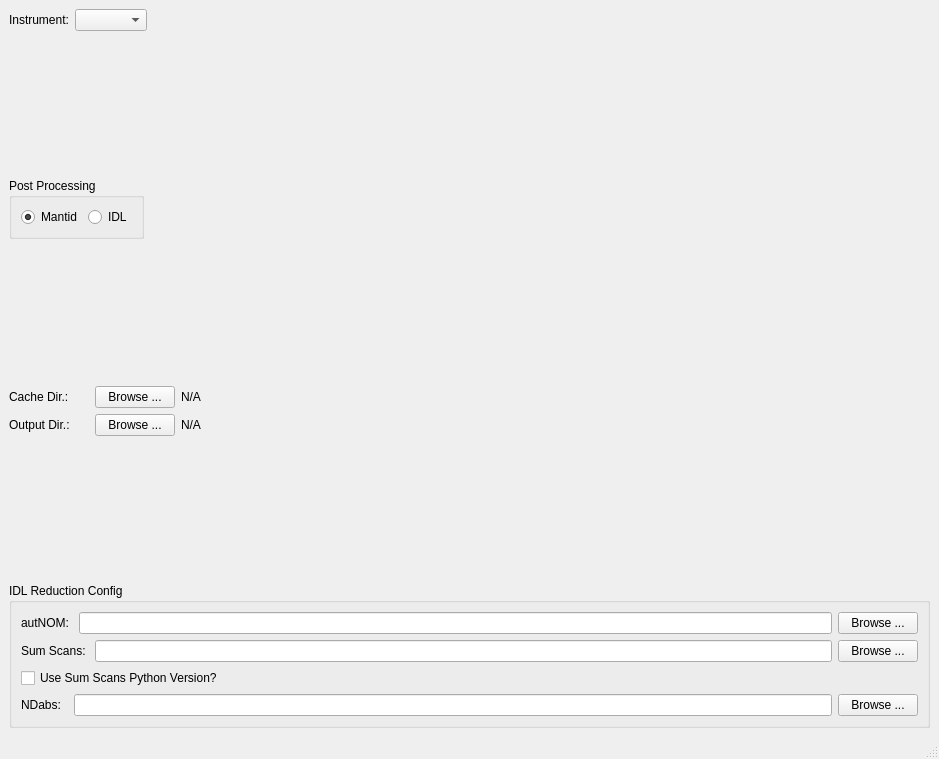
This is addie/ui/advanced_window.ui in neutrons/addie as Qt 5 draws it before an edit. The edited form follows.
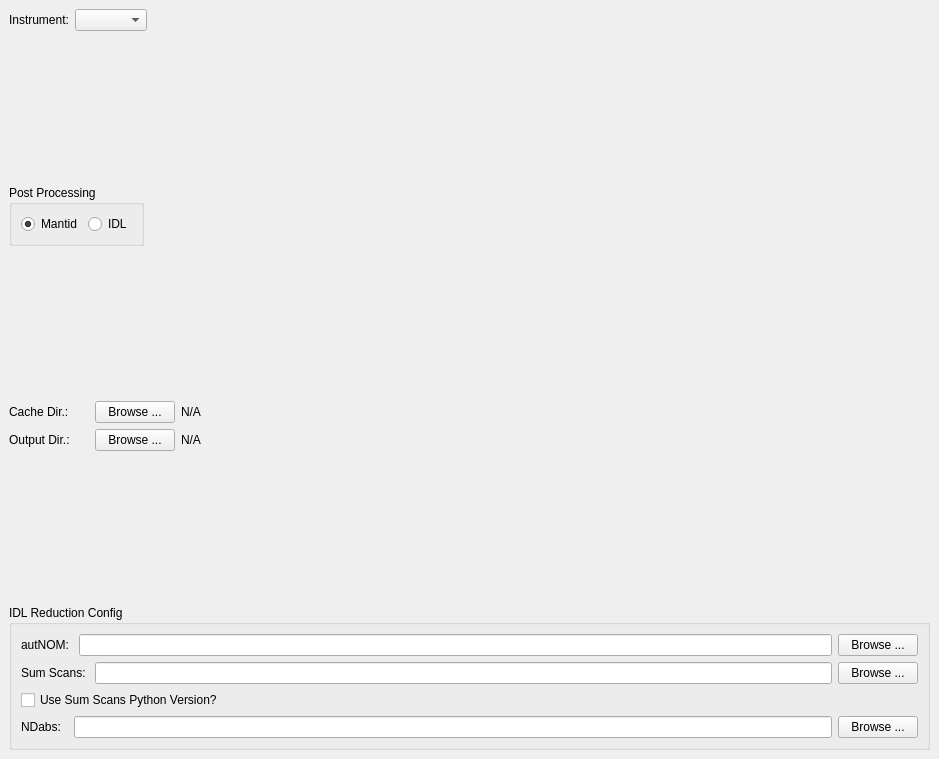
This is the edited form.

Commit message: remove status bar

Diff of the .ui file:
```diff
--- a/addie/ui/advanced_window.ui
+++ b/addie/ui/advanced_window.ui
@@ -320,7 +320,6 @@
     </rect>
    </property>
   </widget>
-  <widget class="QStatusBar" name="statusbar"/>
  </widget>
  <resources/>
  <connections>
```
The commit also changes 19 other files.
